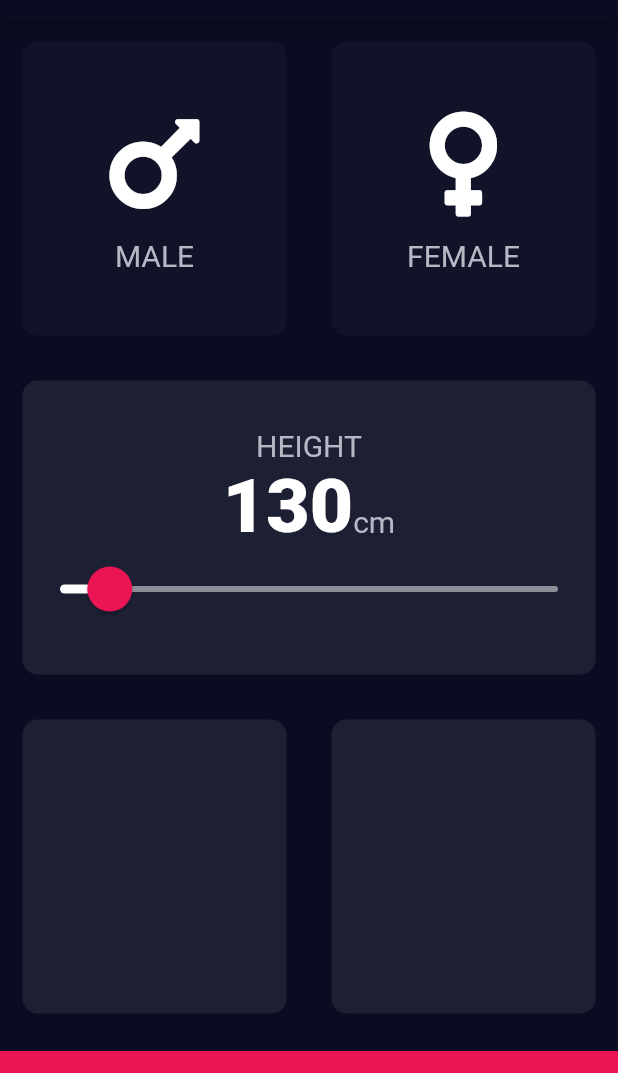
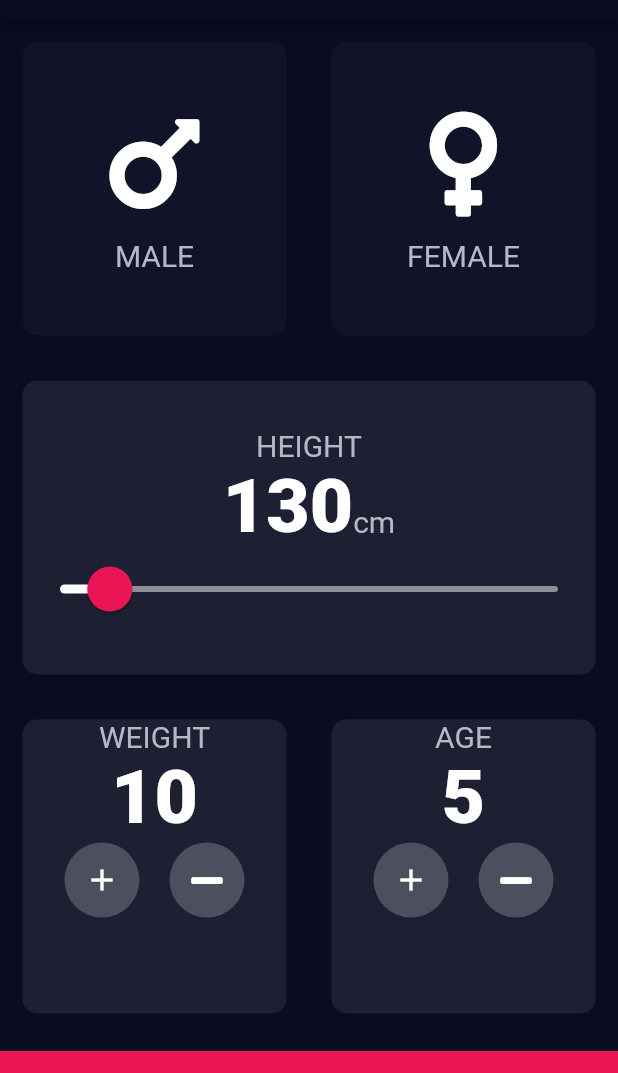
Before and after one commit to Arunachalam0007/SHA-FLUTTER, a Flutter app: the screen it shows after launch, on a phone screen of 412 x 824 dp, the part 65-1138 px from its top. Run offline on Flutter 3.47's test engine with Material 2 defaults, Android fonts, the phone set to English and light mode, and no system bars; our stand-ins replace audioplayers, font_awesome_flutter, rflutter_alert.

Commit message:
BMI Custom IconButton Widget (RawMaterialButton)

```diff
--- a/Basics/bmi_calculator_flutter/lib/input_page.dart
+++ b/Basics/bmi_calculator_flutter/lib/input_page.dart
@@ -14,6 +14,8 @@ class InputPage extends StatefulWidget {
 class _InputPageState extends State<InputPage> {
   GenderType gender;
   int currentHeight = 130;
+  int currentWeight = 10;
+  int currentAge = 5;
   @override
   Widget build(BuildContext context) {
     return Scaffold(
@@ -121,15 +123,92 @@ class _InputPageState extends State<InputPage> {
           ),
           Expanded(
               child: Row(
+            crossAxisAlignment: CrossAxisAlignment.stretch,
             children: [
               Expanded(
                 child: ReusableCard(
                   cardColor: kActiveCardColor,
+                  cardChild: Column(
+                    children: [
+                      Text(
+                        'WEIGHT',
+                        style: kLabelTextStyle,
+                      ),
+                      Text(
+                        currentWeight.toString(),
+                        style: kNumberTextStyle,
+                      ),
+                      Row(
+                        mainAxisAlignment: MainAxisAlignment.center,
+                        children: [
+                          IconButton(
+                            childWidget: Icon(Icons.add),
+                            buttonShape: CircleBorder(),
+                            onButtonPressed: (){
+                              setState(() {
+                                currentWeight++;
+                              });
+                            },
+                          ),
+                          SizedBox(
+                            width: 20.0,
+                          ),
+                          IconButton(
+                            childWidget: Icon(FontAwesomeIcons.minus),
+                            buttonShape: CircleBorder(),
+                            onButtonPressed: (){
+                              setState(() {
+                                currentWeight--;
+                              });
+                            },
+                          )
+                        ],
+                      ),
+                    ],
+                  ),
                 ),
               ),
               Expanded(
                 child: ReusableCard(
                   cardColor: kActiveCardColor,
+                  cardChild: Column(
+                    children: [
+                      Text(
+                        'AGE',
+                        style: kLabelTextStyle,
+                      ),
+                      Text(
+                        currentAge.toString(),
+                        style: kNumberTextStyle,
+                      ),
+                      Row(
+                        mainAxisAlignment: MainAxisAlignment.center,
+                        children: [
+                          IconButton(
+                            childWidget: Icon(Icons.add),
+                            buttonShape: CircleBorder(),
+                            onButtonPressed: (){
+                              setState(() {
+                                currentAge++;
+                              });
+                            },
+                          ),
+                          SizedBox(
+                            width: 20.0,
+                          ),
+                          IconButton(
+                            childWidget: Icon(FontAwesomeIcons.minus),
+                            buttonShape: CircleBorder(),
+                            onButtonPressed: (){
+                              setState(() {
+                                currentAge--;
+                              });
+                            },
+                          )
+                        ],
+                      ),
+                    ],
+                  ),
                 ),
               ),
             ],
@@ -145,3 +224,33 @@ class _InputPageState extends State<InputPage> {
     );
   }
 }
+
+class IconButton extends StatelessWidget {
+
+  final Function onButtonPressed;
+  final Widget childWidget;
+  final ShapeBorder buttonShape;
+
+  IconButton({
+    @required this.buttonShape,
+    this.childWidget,
+    this.onButtonPressed,
+  });
+  @override
+  Widget build(BuildContext context) {
+    return Container(
+      child: RawMaterialButton(
+        shape: buttonShape,
+        fillColor: Color(0xFF4C4F5E),
+        //Sizing
+        constraints: BoxConstraints.tightFor(
+          width: 50.0,
+          height: 50.0,
+        ),
+        onPressed: onButtonPressed,
+        elevation: 0.0,
+        child: childWidget,
+      ),
+    );
+  }
+}
```
Also changed, not shown: Basics/bmi_calculator_flutter/bmi calculator app images/BMI Custom IconButton Widget (RawMaterialButton).PNG (added).
